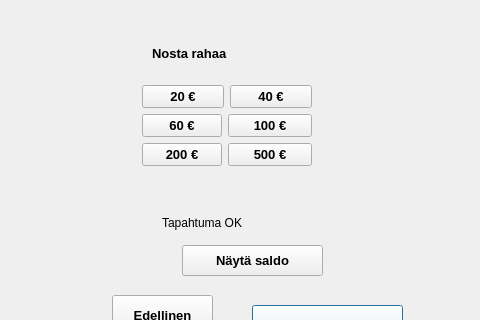
Old version of the form qt_frontend/ATM/nosto.ui in the repository ssaukkonen/BankSimul_ryhma_31; both pictures show x 128 to 608 and y 155 to 475 of the 800 by 600 pixel window.
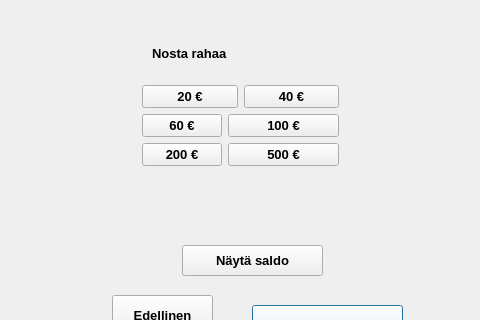
New version of the form.

```diff
--- a/qt_frontend/ATM/nosto.ui
+++ b/qt_frontend/ATM/nosto.ui
@@ -98,12 +98,12 @@
     <rect>
      <x>290</x>
      <y>370</y>
-     <width>111</width>
-     <height>16</height>
+     <width>151</width>
+     <height>21</height>
     </rect>
    </property>
    <property name="text">
-    <string>Tapahtuma OK</string>
+    <string/>
    </property>
   </widget>
   <widget class="QPushButton" name="pushButton_9">
@@ -131,8 +131,8 @@
     <rect>
      <x>270</x>
      <y>240</y>
-     <width>170</width>
-     <height>106</height>
+     <width>197</width>
+     <height>108</height>
     </rect>
    </property>
    <layout class="QFormLayout" name="formLayout">
```
Left out of the diff: 31 changed lines with no effect on the pictures.
